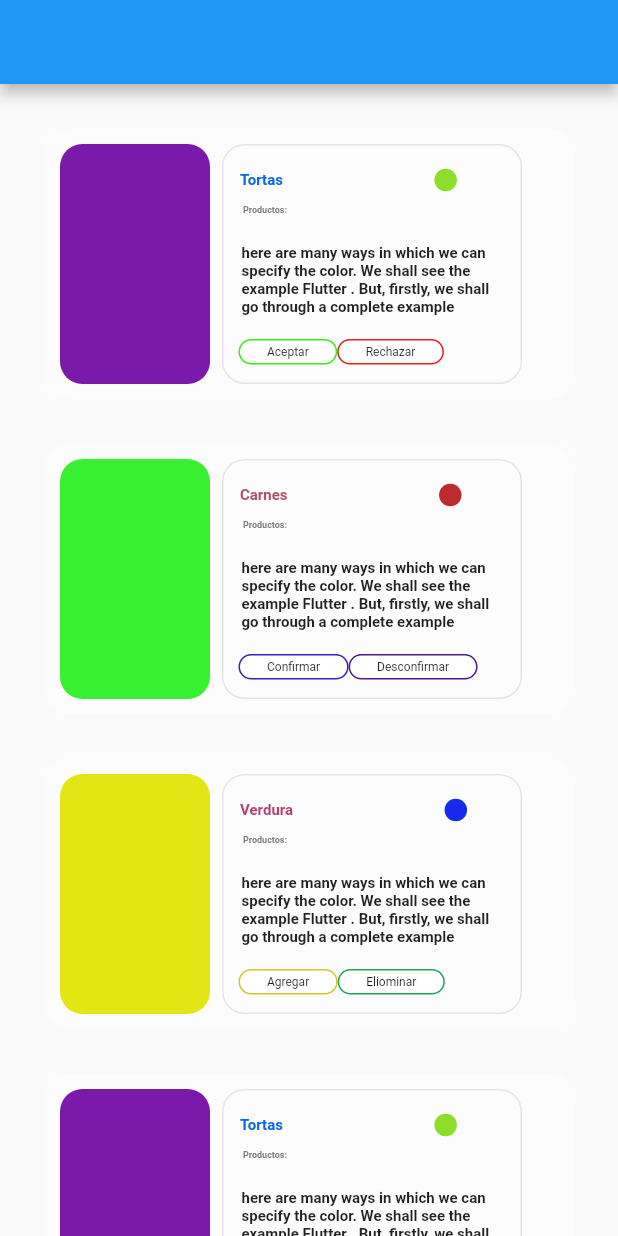
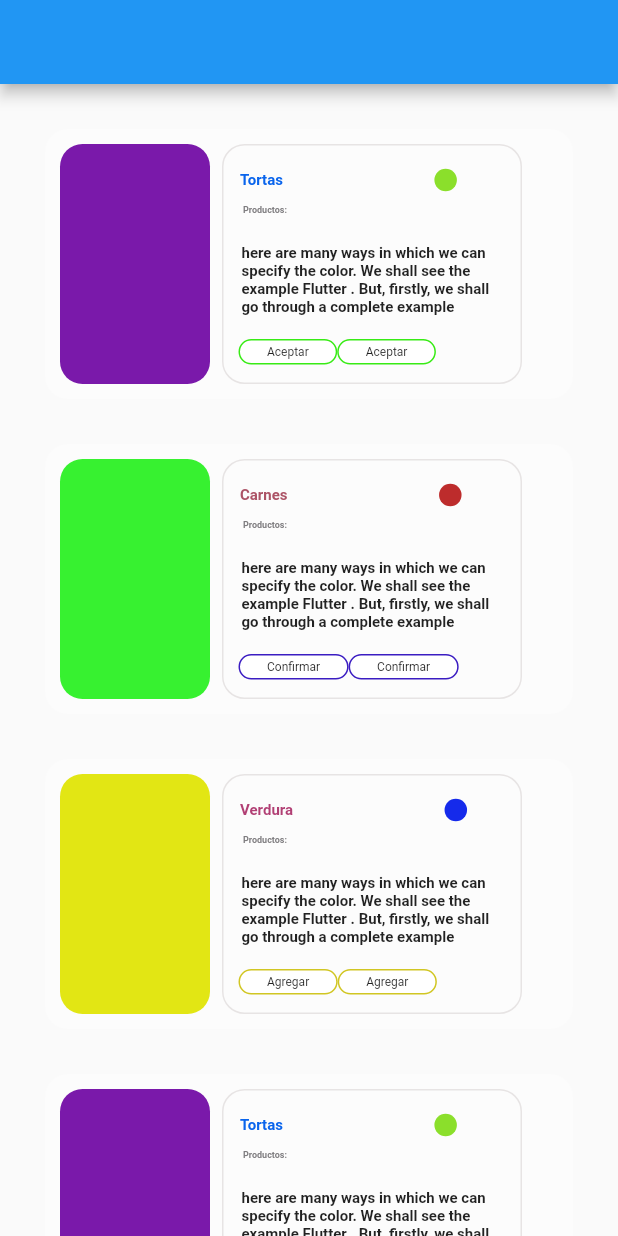
Before and after one commit to EdsonEAP/pruebas2, a Flutter app: the screen it shows after launch, on a phone screen of 412 x 824 dp. Run offline on Flutter 3.47's test engine with Material 2 defaults, Android fonts, the phone set to English and light mode, and no system bars.

Commit message:
first commit

```diff
--- a/lib/main.dart
+++ b/lib/main.dart
@@ -21,8 +21,8 @@ class MyApp extends StatelessWidget {
           Column(
             children: const [
               Tarj(
-                  color11: Color.fromARGB(255, 56, 235, 21),
-                  text11: "Aceptar",
+                  color1: Color.fromARGB(255, 56, 235, 21),
+                  text1: "Aceptar",
                   color22: Color.fromARGB(255, 223, 31, 31),
                   text22: "Rechazar",
                   color3: Color.fromARGB(255, 122, 25, 170),
@@ -33,8 +33,8 @@ class MyApp extends StatelessWidget {
                   text5:
                       "here are many ways in which we can specify the color. We shall see the example Flutter . But, firstly, we shall go through a complete example"),
               Tarj(
-                  color11: Color.fromARGB(255, 59, 29, 194),
-                  text11: "Confirmar",
+                  color1: Color.fromARGB(255, 59, 29, 194),
+                  text1: "Confirmar",
                   color22: Color.fromARGB(255, 77, 24, 138),
                   text22: "Desconfirmar",
                   color3: Color.fromARGB(255, 55, 241, 48),
@@ -45,8 +45,8 @@ class MyApp extends StatelessWidget {
                   text5:
                       "here are many ways in which we can specify the color. We shall see the example Flutter . But, firstly, we shall go through a complete example"),
               Tarj(
-                  color11: Color.fromARGB(255, 209, 198, 35),
-                  text11: "Agregar",
+                  color1: Color.fromARGB(255, 209, 198, 35),
+                  text1: "Agregar",
                   color22: Color.fromARGB(255, 33, 163, 88),
                   text22: "Eliominar",
                   color3: Color.fromARGB(255, 226, 230, 20),
@@ -57,8 +57,8 @@ class MyApp extends StatelessWidget {
                   text5:
                       "here are many ways in which we can specify the color. We shall see the example Flutter . But, firstly, we shall go through a complete example"),
               Tarj(
-                  color11: Color.fromARGB(255, 56, 235, 21),
-                  text11: "Aceptar",
+                  color1: Color.fromARGB(255, 56, 235, 21),
+                  text1: "Aceptar",
                   color22: Color.fromARGB(255, 223, 31, 31),
                   text22: "Rechazar",
                   color3: Color.fromARGB(255, 122, 25, 170),
@@ -69,8 +69,8 @@ class MyApp extends StatelessWidget {
                   text5:
                       "here are many ways in which we can specify the color. We shall see the example Flutter . But, firstly, we shall go through a complete example"),
               Tarj(
-                  color11: Color.fromARGB(255, 59, 29, 194),
-                  text11: "Confirmar",
+                  color1: Color.fromARGB(255, 59, 29, 194),
+                  text1: "Confirmar",
                   color22: Color.fromARGB(255, 77, 24, 138),
                   text22: "Desconfirmar",
                   color3: Color.fromARGB(255, 55, 241, 48),
@@ -81,8 +81,8 @@ class MyApp extends StatelessWidget {
                   text5:
                       "here are many ways in which we can specify the color. We shall see the example Flutter . But, firstly, we shall go through a complete example"),
               Tarj(
-                  color11: Color.fromARGB(255, 209, 198, 35),
-                  text11: "Agregar",
+                  color1: Color.fromARGB(255, 209, 198, 35),
+                  text1: "Agregar",
                   color22: Color.fromARGB(255, 33, 163, 88),
                   text22: "Eliominar",
                   color3: Color.fromARGB(255, 226, 230, 20),
--- a/lib/tarjetas/Tar.dart
+++ b/lib/tarjetas/Tar.dart
@@ -1,12 +1,8 @@
 import 'package:flutter/material.dart';
-
-import 'cuadrito/cuadrito.dart';
 
 class Tarj extends StatelessWidget {
   const Tarj({
     Key? key,
-    required this.text11,
-    required this.color11,
     required this.text22,
     required this.color22,
     required this.color3,
@@ -15,38 +11,24 @@ class Tarj extends StatelessWidget {
     required this.text3,
     required this.text4,
     required this.text5,
+    required this.text1,
+    required this.color1,
   }) : super(key: key);
-  //double: numeros, string letras
-  final String text11;
-  final Color color11;
-  final String text22;
-  final Color color22;
-  final Color color3;
-  final Color color4;
-  final Color color5;
-  final String text3;
-  final String text4;
-  final String text5;
+  final String text22, text3, text4, text5, text1;
+  final Color color22, color3, color4, color5, color1;
 
   @override
   Widget build(BuildContext context) {
     return Container(
       padding: EdgeInsets.symmetric(vertical: 10, horizontal: 10),
-      //dimensiones
       width: 400,
       height: 180,
-      //margen del borde hacia fuera, all es para todos los lados del margen
       margin: EdgeInsets.fromLTRB(30, 30, 30, 0),
-      //Box decoration es para la decoracion del container
       decoration: BoxDecoration(
-          color: Colors.white30,
-          //width es para el grosor del borde
-          //border: Border.all(color: Color.fromARGB(255, 37, 29, 29), width: 0),
-          //Radio del borde
-          borderRadius: BorderRadius.circular(15)),
+          color: Colors.white30, borderRadius: BorderRadius.circular(15)),
       child: Row(children: [
         Container(
-          padding: EdgeInsets.symmetric(vertical: 10, horizontal: 100),
+          padding: EdgeInsets.symmetric(vertical: 10, horizontal: 10),
           width: 100,
           height: 160,
           margin: EdgeInsets.fromLTRB(0, 0, 8, 0),
@@ -128,14 +110,8 @@ class Tarj extends StatelessWidget {
                 Align(
                   alignment: Alignment.bottomLeft,
                   child: Row(children: [
-                    Cuadritos(
-                      text1: text11,
-                      color1: color11,
-                    ),
-                    Cuadritos(
-                      text1: text22,
-                      color1: color22,
-                    ),
+                    cuadritos(),
+                    cuadritos(),
                   ]),
                 ),
               ]),
@@ -143,4 +119,18 @@ class Tarj extends StatelessWidget {
       ]),
     );
   }
+
+  cuadritos() {
+    return Container(
+      padding: EdgeInsets.symmetric(vertical: 3, horizontal: 18),
+      decoration: BoxDecoration(
+          color: Color.fromARGB(255, 255, 255, 255),
+          border: Border.all(color: color1, width: 1),
+          borderRadius: BorderRadius.circular(15)),
+      child: Text(text1,
+          style: TextStyle(
+            fontSize: 8,
+          )),
+    );
+  }
 }
--- a/lib/tarjetas/cuadrito/cuadrito.dart
+++ /dev/null
@@ -1,22 +0,0 @@
-import 'package:flutter/material.dart';
-
-class Cuadritos extends StatelessWidget {
-  const Cuadritos({Key? key, required this.text1, required this.color1})
-      : super(key: key);
-  final String text1;
-  final Color color1;
-  @override
-  Widget build(BuildContext context) {
-    return Container(
-      padding: EdgeInsets.symmetric(vertical: 3, horizontal: 18),
-      decoration: BoxDecoration(
-          color: Color.fromARGB(255, 255, 255, 255),
-          border: Border.all(color: color1, width: 1),
-          borderRadius: BorderRadius.circular(15)),
-      child: Text(text1,
-          style: TextStyle(
-            fontSize: 8,
-          )),
-    );
-  }
-}
```
